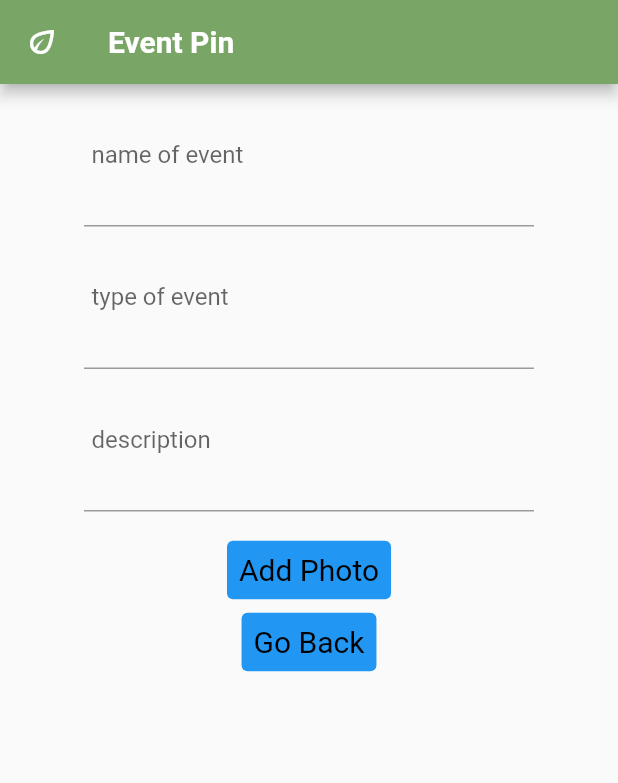
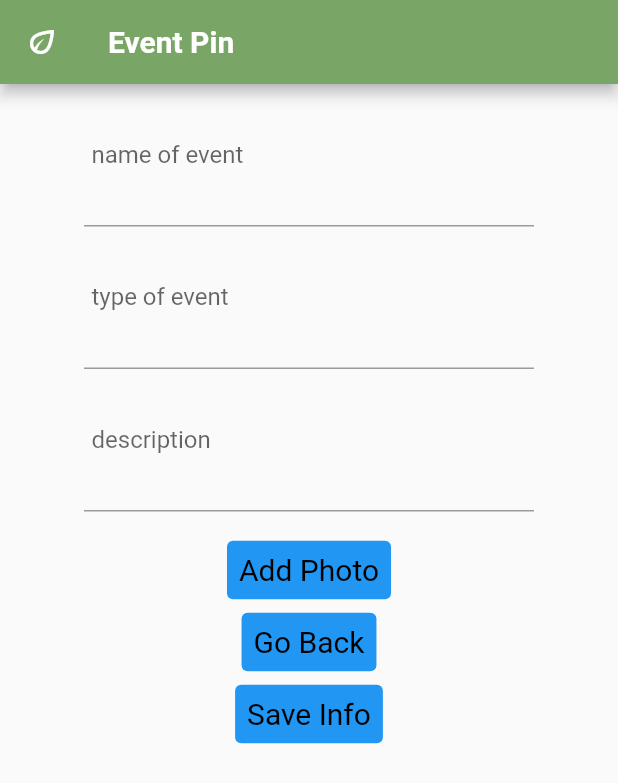
Before and after one commit to melimun/TrailMate, a Flutter app: the PinEvent screen opened directly, on a phone screen of 412 x 824 dp. Shown: the top 783 px of the screen. Run offline on Flutter 3.47's test engine with Material 2 defaults, Android fonts, the light colour scheme and no system bars; our stand-ins replace camera, cloud_firestore, firebase_core, firebase_storage, google_maps_flutter, image_picker and 1 more; accounts and stored records are empty.

Commit message:
Final Commit

```diff
--- a/lib/event.dart
+++ b/lib/event.dart
@@ -1,4 +1,5 @@
 import 'package:camera/camera.dart';
+import 'package:cloud_firestore/cloud_firestore.dart';
 import 'package:flutter/material.dart';
 import 'package:flutter/services.dart';
 import 'package:trailmate/camera.dart';
@@ -93,6 +94,22 @@
               onPressed: () {
                 Navigator.pop(context);
               },),
+
+            TextButton(
+              style: TextButton.styleFrom(
+                backgroundColor: Colors.blue,
+                foregroundColor: Colors.black,
+                padding: const EdgeInsets.all(8.0),
+                textStyle: const TextStyle(fontSize: 20),
+              ),
+              child: const Text('Save Info'),
+              onPressed: () async {
+                await FirebaseFirestore.instance.collection('events').add({
+                  'eventName': nameController.text,
+                  'eventType': typeOfEventsController.text,
+                  'eventDescription': descriptionController.text,
+                });
+              },)
           ],
         ),
       ),
```
Also changed, not shown: lib/map_details.dart (+3 -6 lines), 7 other files.
